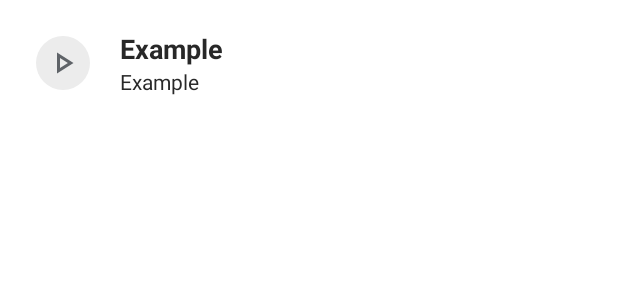
After one commit to DuyManh1905/AudioRecorder, an Android app: the layout itemview_layout.xml on its own in the app's theme, with its tools: preview values and no code run, on a phone screen of 412 x 824 dp. The commit adds this screen. Shown: the top 300 px of the screen. Run offline under Robolectric (Android 15) with nearby library versions, the phone set to English and light mode, and no system bars.

Commit message:
addc csdl  va ryclceview

```diff
--- a/app/build.gradle.kts
+++ b/app/build.gradle.kts
@@ -1,7 +1,9 @@
 plugins {
     id("com.android.application")
     id("org.jetbrains.kotlin.android")
+    id("kotlin-kapt")
 }
+
 
 android {
     namespace = "com.duymanh.audiorecorder"
@@ -48,4 +50,8 @@ dependencies {
     testImplementation("junit:junit:4.13.2")
     androidTestImplementation("androidx.test.ext:junit:1.2.1")
     androidTestImplementation("androidx.test.espresso:espresso-core:3.6.1")
+
+    implementation("androidx.room:room-runtime:2.5.2")
+    kapt("androidx.room:room-compiler:2.5.2")
+    implementation("androidx.room:room-ktx:2.5.2")
 }
--- /dev/null
+++ b/app/src/main/res/drawable/ic_circle.xml
@@ -0,0 +1,5 @@
+<?xml version="1.0" encoding="utf-8"?>
+<shape xmlns:android="http://schemas.android.com/apk/res/android"
+    android:shape="oval">
+    <solid android:color="@color/gray"/>
+</shape>
--- /dev/null
+++ b/app/src/main/res/drawable/ic_play.xml
@@ -0,0 +1,9 @@
+<vector xmlns:android="http://schemas.android.com/apk/res/android"
+    android:width="24dp"
+    android:height="24dp"
+    android:viewportWidth="960"
+    android:viewportHeight="960">
+  <path
+      android:pathData="M320,760v-560l440,280 -440,280ZM400,480ZM400,614 L610,480 400,346v268Z"
+      android:fillColor="#5f6368"/>
+</vector>
--- /dev/null
+++ b/app/src/main/res/layout/itemview_layout.xml
@@ -0,0 +1,46 @@
+<?xml version="1.0" encoding="utf-8"?>
+<LinearLayout
+    xmlns:android="http://schemas.android.com/apk/res/android"
+    android:layout_width="match_parent"
+    android:layout_height="wrap_content"
+    android:clickable="true"
+    android:background="?selectableItemBackground"
+    android:padding="20dp"
+    android:paddingStart="24dp"
+    android:gravity="center"
+    android:orientation="horizontal">
+
+    <ImageButton
+        android:layout_width="36dp"
+        android:layout_height="36dp"
+        android:clickable="false"
+        android:background="@drawable/ic_circle"
+        android:src="@drawable/ic_play"
+        android:layout_marginEnd="20dp"/>
+
+    <LinearLayout
+        android:layout_width="match_parent"
+        android:layout_height="wrap_content"
+        android:orientation="vertical">
+        <TextView
+            android:id="@+id/tvFilename"
+            android:layout_width="match_parent"
+            android:layout_height="wrap_content"
+            android:textSize="18sp"
+            android:textStyle="bold"
+            android:text="Example"/>
+
+        <TextView
+            android:id="@+id/tvMeta"
+            android:layout_width="match_parent"
+            android:layout_height="wrap_content"
+            android:textSize="14sp"
+            android:text="Example"/>
+    </LinearLayout>
+    <CheckBox
+        android:id="@+id/checkbox"
+        android:layout_width="30dp"
+        android:layout_height="20dp"
+        android:visibility="gone"
+        android:clickable="false"/>
+</LinearLayout>
```
Also changed, not shown: app/src/main/AndroidManifest.xml (+9 -5 lines), app/src/main/java/com/duymanh/audiorecorder/Adapter.kt (added, +41 -0 lines), app/src/main/java/com/duymanh/audiorecorder/AppDatabase.kt (added, +9 -0 lines), app/src/main/java/com/duymanh/audiorecorder/AudioRecord.kt (added, +21 -0 lines), app/src/main/java/com/duymanh/audiorecorder/AudioRecordDao.kt (added, +25 -0 lines), app/src/main/java/com/duymanh/audiorecorder/GalleryActivity.kt (added, +50 -0 lines), app/src/main/java/com/duymanh/audiorecorder/MainActivity.kt (+38 -2 lines), app/src/main/res/layout/activity_gallery.xml (added, +14 -0 lines).
